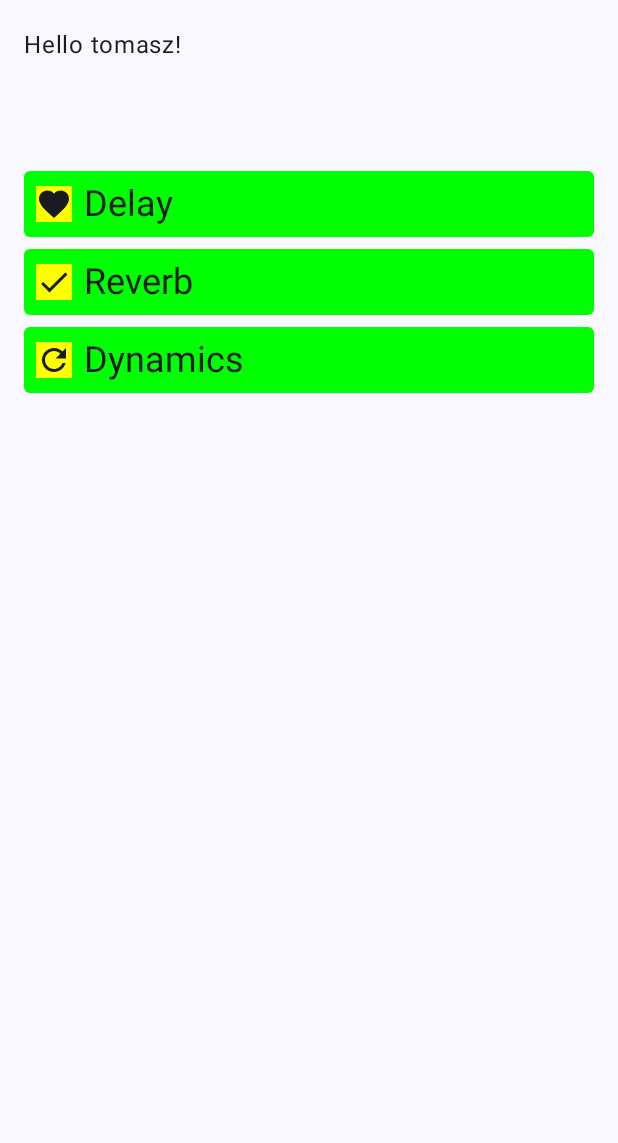
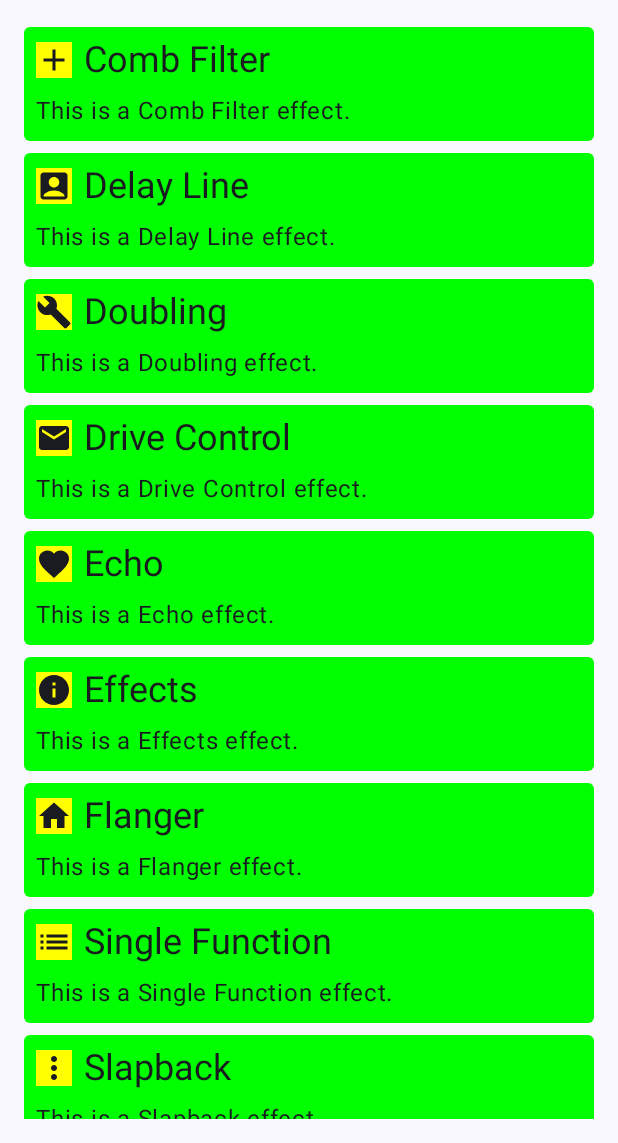
Before and after one commit to tomaszrykala/RecsAndFx, an Android app built with Jetpack Compose: the screen it shows after launch (MainActivity), on a phone screen of 412 x 824 dp, the part 93-1236 px from its top. Run offline under Robolectric (Android 15) with nearby library versions, the phone set to English and light mode, and no system bars.

Commit message:
Add more FX fake types

```diff
--- a/app/src/main/java/com/tomaszrykala/recsandfx/MainActivity.kt
+++ b/app/src/main/java/com/tomaszrykala/recsandfx/MainActivity.kt
@@ -30,9 +30,18 @@ import com.tomaszrykala.recsandfx.ui.theme.RecsAndFxTheme
 import androidx.compose.foundation.lazy.items
 import androidx.compose.foundation.shape.RoundedCornerShape
 import androidx.compose.material.icons.Icons
-import androidx.compose.material.icons.filled.Check
+import androidx.compose.material.icons.filled.AccountBox
+import androidx.compose.material.icons.filled.Add
+import androidx.compose.material.icons.filled.Build
+import androidx.compose.material.icons.filled.Email
 import androidx.compose.material.icons.filled.Favorite
-import androidx.compose.material.icons.filled.Refresh
+import androidx.compose.material.icons.filled.Home
+import androidx.compose.material.icons.filled.Info
+import androidx.compose.material.icons.filled.List
+import androidx.compose.material.icons.filled.MoreVert
+import androidx.compose.material.icons.filled.Person
+import androidx.compose.material.icons.filled.Send
+import androidx.compose.material.icons.filled.ThumbUp
 import androidx.compose.material3.Icon
 import androidx.compose.material3.SnackbarDuration
 import androidx.compose.runtime.LaunchedEffect
@@ -42,11 +51,12 @@ import androidx.compose.runtime.saveable.rememberSaveable
 import androidx.compose.runtime.setValue
 import androidx.compose.ui.Alignment
 import androidx.compose.ui.graphics.Color
-import androidx.compose.ui.graphics.vector.ImageVector
 import androidx.compose.ui.text.TextStyle
 import androidx.compose.ui.unit.ExperimentalUnitApi
 import androidx.compose.ui.unit.TextUnit
 import androidx.compose.ui.unit.TextUnitType
+import com.tomaszrykala.recsandfx.data.Effect
+import com.tomaszrykala.recsandfx.data.oboeEffects
 
 class MainActivity : ComponentActivity() {
 
@@ -59,14 +69,6 @@ class MainActivity : ComponentActivity() {
         }
     }
 }
-
-val mockEffects = listOf(
-    Effect("Delay", Icons.Default.Favorite),
-    Effect("Reverb", Icons.Default.Check),
-    Effect("Dynamics", Icons.Default.Refresh)
-)
-
-data class Effect(val name: String, val icon: ImageVector)
 
 @Composable
 @OptIn(ExperimentalMaterial3Api::class, ExperimentalUnitApi::class)
@@ -85,18 +87,8 @@ fun RafApp() {
                 .fillMaxSize()
                 .padding(paddingLarge),
             snackbarHost = { SnackbarHost(snackbarHostState) },
-            topBar = {
-                TopAppBar(
-                    title = { Text(stringResource(R.string.app_name)) })
-            },
+            topBar = { TopAppBar(title = { Text(stringResource(R.string.app_name)) }) },
         ) { padding ->
-            Column(
-                modifier = Modifier
-                    .fillMaxWidth()
-                    .padding(padding)
-            ) {
-                Greeting(name = "tomasz", modifier = Modifier.padding(bottom = paddingMedium))
-
             if (selectedEffect != "") {
                 ShowSnackBar(
                     snackbarHostState = snackbarHostState,
@@ -109,26 +101,25 @@ fun RafApp() {
                 contentPadding = padding,
                 verticalArrangement = Arrangement.spacedBy(paddingMedium),
             ) {
-                    items(mockEffects) {
-                        Row(
+                items(oboeEffects) {
+                    Column(
                         modifier = Modifier
                             .fillMaxWidth()
                             .background(
                                 color = if (selectedEffect == it.name) Color.DarkGray else Color.Green,
                                 shape = RoundedCornerShape(size = 4.dp)
                             )
-                                .clickable {
-                                    selectedEffect = if (selectedEffect == "") it.name else ""
-                                }
-                                .padding(all = paddingMedium),
-                            verticalAlignment = Alignment.CenterVertically,
+                            .clickable { selectedEffect = it.name }
+                            .padding(all = paddingMedium)
                     ) {
+                        Row(verticalAlignment = Alignment.CenterVertically) {
                             Icon(
                                 imageVector = it.icon, contentDescription = "",
                                 modifier = Modifier.background(Color.Yellow)
                             )
                             Text(
-                                text = it.name, modifier = Modifier.padding(start = paddingMedium),
+                                text = it.name,
+                                modifier = Modifier.padding(start = paddingMedium),
                                 style = TextStyle(
                                     fontSize = TextUnit(
                                         value = 24.0F,
@@ -137,6 +128,10 @@ fun RafApp() {
                                 )
                             )
                         }
+                        Text(
+                            text = it.info,
+                            modifier = Modifier.padding(top = paddingMedium)
+                        )
                     }
                 }
             }
@@ -154,14 +149,6 @@ private fun ShowSnackBar(snackbarHostState: SnackbarHostState, launchKey: String
     }
 }
 
-@Composable
-fun Greeting(name: String, modifier: Modifier = Modifier) {
-    Text(
-        text = "Hello $name!",
-        modifier = modifier
-    )
-}
-
 @Preview(showBackground = true)
 @Composable
 fun GreetingPreview() {
--- /dev/null
+++ b/app/src/main/java/com/tomaszrykala/recsandfx/data/Effect.kt
@@ -0,0 +1,41 @@
+package com.tomaszrykala.recsandfx.data
+
+import androidx.compose.material.icons.Icons
+import androidx.compose.material.icons.filled.AccountBox
+import androidx.compose.material.icons.filled.Add
+import androidx.compose.material.icons.filled.Build
+import androidx.compose.material.icons.filled.Email
+import androidx.compose.material.icons.filled.Favorite
+import androidx.compose.material.icons.filled.Home
+import androidx.compose.material.icons.filled.Info
+import androidx.compose.material.icons.filled.List
+import androidx.compose.material.icons.filled.MoreVert
+import androidx.compose.material.icons.filled.Person
+import androidx.compose.material.icons.filled.Send
+import androidx.compose.material.icons.filled.ThumbUp
+import androidx.compose.ui.graphics.vector.ImageVector
+
+data class Effect(
+    val name: String,
+    val icon: ImageVector,
+    val info: String = "This is a $name effect."
+)
+
+// DEBUG
+val oboeEffects = listOf(
+//    Effect("Delay", Icons.Default.Favorite),
+//    Effect("Reverb", Icons.Default.Check),
+//    Effect("Dynamics", Icons.Default.Refresh),
+    Effect("Comb Filter", Icons.Default.Add),
+    Effect("Delay Line", Icons.Default.AccountBox),
+    Effect("Doubling", Icons.Default.Build),
+    Effect("Drive Control", Icons.Default.Email),
+    Effect("Echo", Icons.Default.Favorite),
+    Effect("Effects", Icons.Default.Info),
+    Effect("Flanger", Icons.Default.Home),
+    Effect("Single Function", Icons.Default.List),
+    Effect("Slapback", Icons.Default.MoreVert),
+    Effect("Tremolo", Icons.Default.Person),
+    Effect("Vibrato", Icons.Default.Send),
+    Effect("White Chorus", Icons.Default.ThumbUp),
+)
```
Lines whose indentation alone changed are shown as unchanged.
